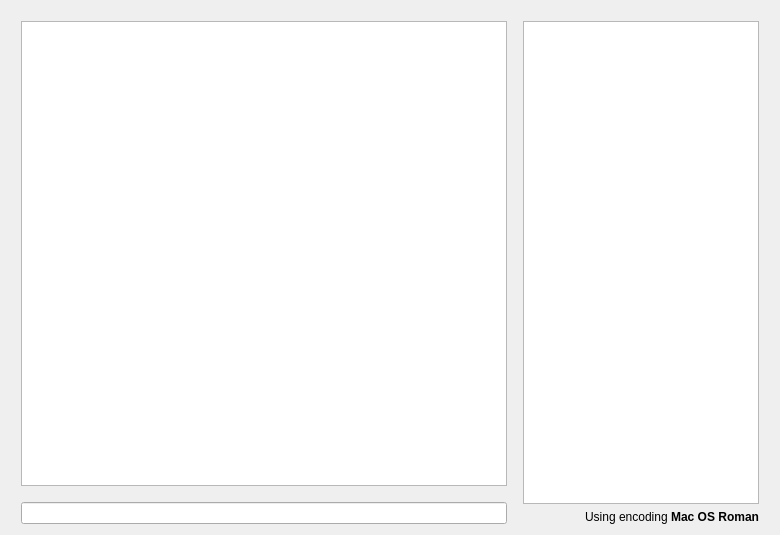
tjohnman/Obsession, file widgetchat.ui: the form before one commit.
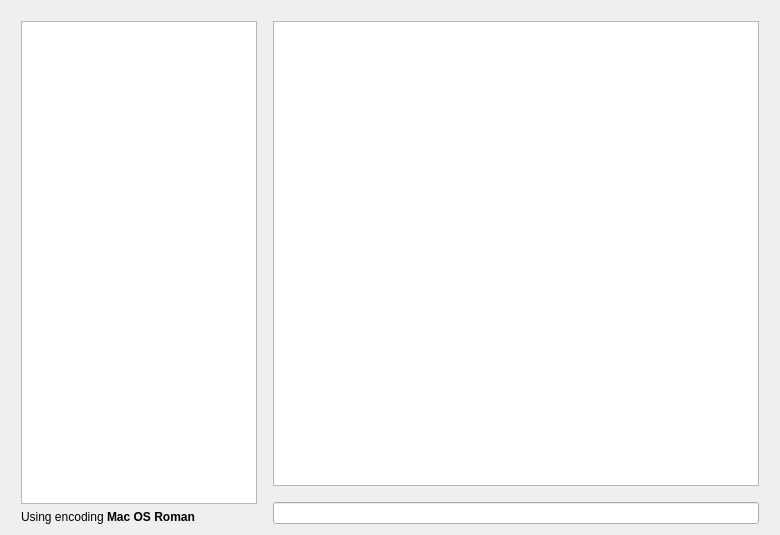
The form after the commit. Custom widgets are drawn as their Qt base class.

```diff
--- a/widgetchat.ui
+++ b/widgetchat.ui
@@ -28,55 +28,6 @@
      <property name="bottomMargin">
       <number>0</number>
      </property>
-     <item>
-      <layout class="QVBoxLayout" name="verticalLayout">
-       <item>
-        <widget class="QTextBrowser" name="textEdit">
-         <property name="horizontalScrollBarPolicy">
-          <enum>Qt::ScrollBarAlwaysOff</enum>
-         </property>
-         <property name="openExternalLinks">
-          <bool>true</bool>
-         </property>
-        </widget>
-       </item>
-       <item>
-        <spacer name="verticalSpacer">
-         <property name="orientation">
-          <enum>Qt::Vertical</enum>
-         </property>
-         <property name="sizeType">
-          <enum>QSizePolicy::Fixed</enum>
-         </property>
-         <property name="sizeHint" stdset="0">
-          <size>
-           <width>20</width>
-           <height>10</height>
-          </size>
-         </property>
-        </spacer>
-       </item>
-       <item>
-        <widget class="ChatLineEdit" name="lineEdit"/>
-       </item>
-      </layout>
-     </item>
-     <item>
-      <spacer name="horizontalSpacer">
-       <property name="orientation">
-        <enum>Qt::Horizontal</enum>
-       </property>
-       <property name="sizeType">
-        <enum>QSizePolicy::Fixed</enum>
-       </property>
-       <property name="sizeHint" stdset="0">
-        <size>
-         <width>10</width>
-         <height>20</height>
-        </size>
-       </property>
-      </spacer>
-     </item>
      <item>
       <layout class="QVBoxLayout" name="verticalLayout_2">
        <item>
@@ -115,11 +66,54 @@
          <property name="text">
           <string>Using encoding &lt;b&gt;Mac OS Roman&lt;/b&gt;</string>
          </property>
-         <property name="alignment">
-          <set>Qt::AlignRight|Qt::AlignTrailing|Qt::AlignVCenter</set>
+        </widget>
+       </item>
+      </layout>
+     </item>
+     <item>
+      <spacer name="horizontalSpacer">
+       <property name="orientation">
+        <enum>Qt::Horizontal</enum>
+       </property>
+       <property name="sizeType">
+        <enum>QSizePolicy::Fixed</enum>
+       </property>
+       <property name="sizeHint" stdset="0">
+        <size>
+         <width>10</width>
+         <height>20</height>
+        </size>
+       </property>
+      </spacer>
+     </item>
+     <item>
+      <layout class="QVBoxLayout" name="verticalLayout">
+       <item>
+        <widget class="QTextBrowser" name="textEdit">
+         <property name="horizontalScrollBarPolicy">
+          <enum>Qt::ScrollBarAlwaysOff</enum>
          </property>
         </widget>
        </item>
+       <item>
+        <spacer name="verticalSpacer">
+         <property name="orientation">
+          <enum>Qt::Vertical</enum>
+         </property>
+         <property name="sizeType">
+          <enum>QSizePolicy::Fixed</enum>
+         </property>
+         <property name="sizeHint" stdset="0">
+          <size>
+           <width>20</width>
+           <height>10</height>
+          </size>
+         </property>
+        </spacer>
+       </item>
+       <item>
+        <widget class="ChatLineEdit" name="lineEdit"/>
+       </item>
       </layout>
      </item>
     </layout>
```
Left out of the diff: 3 changed lines with no effect on the pictures.
